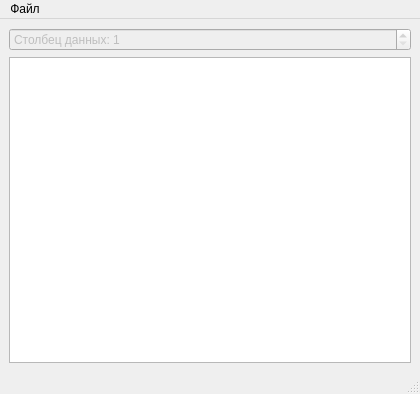
cool-palace/Clustering, file mainwindow.ui: the form before one commit.
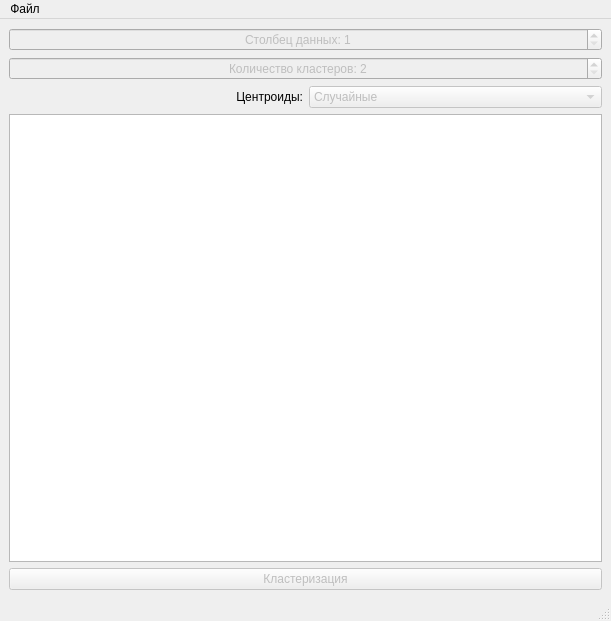
The form after the commit.

Commit message: Implemented clustering

Diff of the .ui file:
```diff
--- a/mainwindow.ui
+++ b/mainwindow.ui
@@ -6,8 +6,8 @@
    <rect>
     <x>0</x>
     <y>0</y>
-    <width>420</width>
-    <height>394</height>
+    <width>611</width>
+    <height>621</height>
    </rect>
   </property>
   <property name="windowTitle">
@@ -17,11 +17,64 @@
    <layout class="QGridLayout" name="gridLayout_2">
     <item row="0" column="0">
      <layout class="QGridLayout" name="gridLayout">
+      <item row="2" column="0">
+       <layout class="QHBoxLayout" name="horizontalLayout_2">
+        <item>
+         <widget class="QLabel" name="label">
+          <property name="text">
+           <string>Центроиды:</string>
+          </property>
+          <property name="alignment">
+           <set>Qt::AlignRight|Qt::AlignTrailing|Qt::AlignVCenter</set>
+          </property>
+         </widget>
+        </item>
+        <item>
+         <widget class="QComboBox" name="centroids">
+          <property name="enabled">
+           <bool>false</bool>
+          </property>
+          <item>
+           <property name="text">
+            <string>Случайные</string>
+           </property>
+          </item>
+          <item>
+           <property name="text">
+            <string>По алгоритму k-means++</string>
+           </property>
+          </item>
+         </widget>
+        </item>
+       </layout>
+      </item>
+      <item row="1" column="0">
+       <widget class="QSpinBox" name="num_clusters">
+        <property name="enabled">
+         <bool>false</bool>
+        </property>
+        <property name="alignment">
+         <set>Qt::AlignCenter</set>
+        </property>
+        <property name="prefix">
+         <string>Количество кластеров: </string>
+        </property>
+        <property name="minimum">
+         <number>2</number>
+        </property>
+        <property name="maximum">
+         <number>10</number>
+        </property>
+       </widget>
+      </item>
       <item row="0" column="0">
        <widget class="QSpinBox" name="spinBox">
         <property name="enabled">
          <bool>false</bool>
         </property>
+        <property name="alignment">
+         <set>Qt::AlignCenter</set>
+        </property>
         <property name="prefix">
          <string>Столбец данных: </string>
         </property>
@@ -36,7 +89,7 @@
         </property>
        </widget>
       </item>
-      <item row="1" column="0">
+      <item row="4" column="0">
        <widget class="QGraphicsView" name="view">
         <property name="minimumSize">
          <size>
@@ -46,8 +99,8 @@
         </property>
         <property name="maximumSize">
          <size>
-          <width>600</width>
-          <height>450</height>
+          <width>800</width>
+          <height>600</height>
          </size>
         </property>
         <property name="verticalScrollBarPolicy">
@@ -61,6 +114,16 @@
         </property>
        </widget>
       </item>
+      <item row="5" column="0">
+       <widget class="QPushButton" name="clustering">
+        <property name="enabled">
+         <bool>false</bool>
+        </property>
+        <property name="text">
+         <string>Кластеризация</string>
+        </property>
+       </widget>
+      </item>
      </layout>
     </item>
    </layout>
@@ -70,8 +133,8 @@
     <rect>
      <x>0</x>
      <y>0</y>
-     <width>420</width>
-     <height>21</height>
+     <width>611</width>
+     <height>25</height>
     </rect>
    </property>
    <widget class="QMenu" name="menu">
```
The commit also changes 4 other files.
